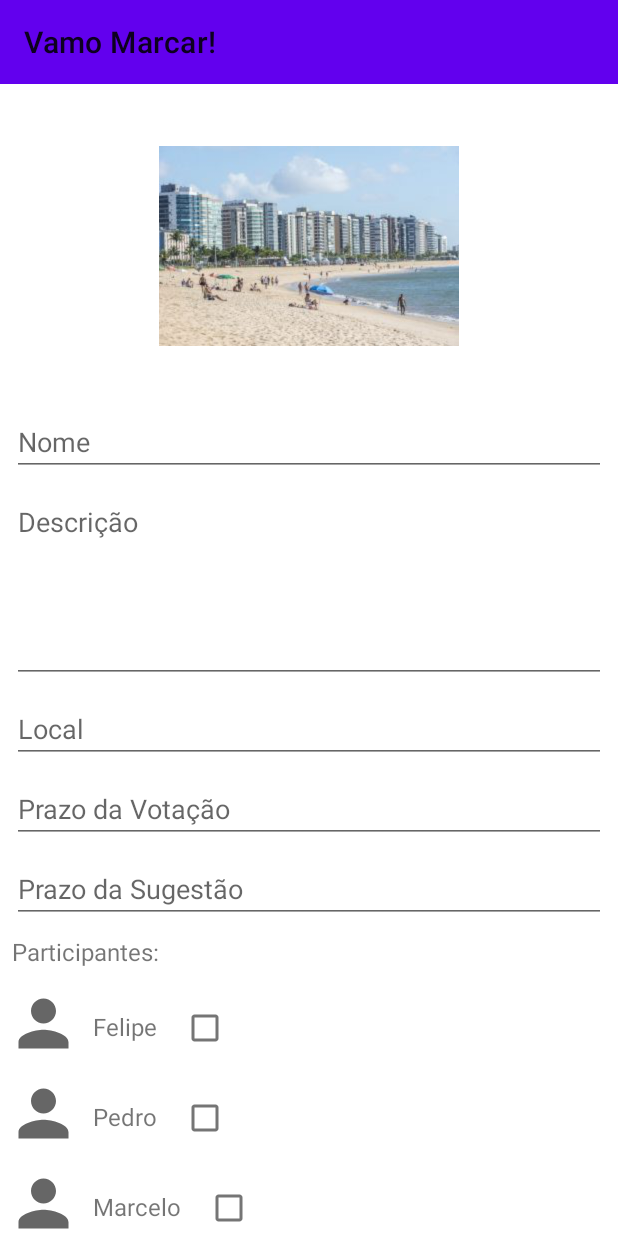
After one commit to rogerlcs/VamoMarcarMovel, an Android app: the CriarEventoActivity screen opened directly, with no data from a screen before it, on a phone screen of 412 x 824 dp. The commit adds this screen. Run offline under Robolectric (Android 15) with nearby library versions, the phone set to English and light mode, and no system bars.

Commit message:
Adicionado tela de criar evento

```diff
--- a/app/src/main/AndroidManifest.xml
+++ b/app/src/main/AndroidManifest.xml
@@ -9,7 +9,9 @@
         android:roundIcon="@mipmap/ic_launcher_round"
         android:supportsRtl="true"
         android:theme="@style/Theme.VamoMarcarTest">
-        <activity android:name=".EventoMarcado"
+        <activity android:name=".CriarEventoActivity"></activity>
+        <activity
+            android:name=".EventoMarcado"
             android:parentActivityName=".MainActivity">
             <meta-data
                 android:name="android.support.PARENT_ACTIVITY"
--- /dev/null
+++ b/app/src/main/java/com/example/vamomarcar/CriarEventoActivity.java
@@ -0,0 +1,38 @@
+package com.example.vamomarcar;
+
+import androidx.appcompat.app.AppCompatActivity;
+import androidx.appcompat.widget.Toolbar;
+import androidx.lifecycle.ViewModelProvider;
+import androidx.recyclerview.widget.LinearLayoutManager;
+import androidx.recyclerview.widget.RecyclerView;
+
+import android.content.Intent;
+import android.os.Bundle;
+import android.view.View;
+
+import com.google.android.material.floatingactionbutton.FloatingActionButton;
+
+public class CriarEventoActivity extends AppCompatActivity {
+
+    @Override
+    protected void onCreate(Bundle savedInstanceState) {
+        super.onCreate(savedInstanceState);
+        setContentView(R.layout.activity_criar_evento);
+
+        Toolbar toolbar = findViewById(R.id.tbCriarEvento);
+        setSupportActionBar(toolbar);
+
+
+        MainActivityViewModel vm = new ViewModelProvider(this).get(MainActivityViewModel.class);
+        Usuario usuario = vm.getUser();
+
+        CriarEventoAdapter criarEventoAdapter = new CriarEventoAdapter(this, usuario);
+
+        RecyclerView rvCriarEvento = findViewById(R.id.rvCriarEvento);
+        rvCriarEvento.setAdapter(criarEventoAdapter);
+        rvCriarEvento.setLayoutManager(new LinearLayoutManager(this));
+
+
+
+    }
+}
--- /dev/null
+++ b/app/src/main/java/com/example/vamomarcar/CriarEventoAdapter.java
@@ -0,0 +1,39 @@
+package com.example.vamomarcar;
+
+import android.view.LayoutInflater;
+import android.view.View;
+import android.view.ViewGroup;
+import android.widget.TextView;
+
+import androidx.annotation.NonNull;
+import androidx.recyclerview.widget.RecyclerView;
+
+public class CriarEventoAdapter  extends RecyclerView.Adapter {
+    Usuario user;
+    CriarEventoActivity criarEventoActivity;
+
+    public CriarEventoAdapter(CriarEventoActivity criarEventoActivity, Usuario user){
+        this.criarEventoActivity = criarEventoActivity;
+        this.user = user;
+    }
+
+    @NonNull
+    @Override
+    public RecyclerView.ViewHolder onCreateViewHolder(@NonNull  ViewGroup parent, int viewType) {
+        LayoutInflater layoutInflater = LayoutInflater.from(this.criarEventoActivity);
+        View view = layoutInflater.inflate(R.layout.amigos_item, parent, false);
+        return new MyViewHolder(view);
+    }
+
+    @Override
+    public void onBindViewHolder(@NonNull  RecyclerView.ViewHolder holder, int position) {
+        Usuario usuario = this.user.getAmigos().get(position);
+        TextView tvNomeAmg = holder.itemView.findViewById(R.id.tvNomeAmg);
+        tvNomeAmg.setText(usuario.getNome());
+    }
+
+    @Override
+    public int getItemCount() {
+        return user.getAmigos().size();
+    }
+}
--- a/app/src/main/java/com/example/vamomarcar/MainActivity.java
+++ b/app/src/main/java/com/example/vamomarcar/MainActivity.java
@@ -11,8 +11,10 @@ import android.os.Bundle;
 import android.view.Menu;
 import android.view.MenuInflater;
 import android.view.MenuItem;
+import android.view.View;
 
 import com.google.android.material.bottomnavigation.BottomNavigationView;
+import com.google.android.material.floatingactionbutton.FloatingActionButton;
 
 public class MainActivity extends AppCompatActivity {
 
@@ -24,6 +26,15 @@ public class MainActivity extends AppCompatActivity {
 
         Toolbar toolbar = findViewById(R.id.tbHome);
         setSupportActionBar(toolbar);
+
+        FloatingActionButton fabAddNewEvent = findViewById(R.id.fabAddNewEvent);
+        fabAddNewEvent.setOnClickListener(new View.OnClickListener() {
+            @Override
+            public void onClick(View v) {
+                Intent i = new Intent(MainActivity.this, CriarEventoActivity.class);
+                startActivity(i);
+            }
+        });
 
         AllEventsFragment allEventsFragment = AllEventsFragment.newInstance();
         MyEventsFragment myEventsFragment = MyEventsFragment.newInstance();
--- a/app/src/main/java/com/example/vamomarcar/MainActivityViewModel.java
+++ b/app/src/main/java/com/example/vamomarcar/MainActivityViewModel.java
@@ -48,12 +48,17 @@ public class MainActivityViewModel extends ViewModel {
         usuarios.add(usuario3);
         usuarios.add(user);
 
+        user.addAmigo(usuario1);
+        user.addAmigo(usuario2);
+        user.addAmigo(usuario3);
+
+
 
         Calendar calendar1 = Calendar.getInstance();
-        calendar1.set(2021,8,05,14,00);
+        calendar1.set(2021,8,07,14,00);
 
         Calendar prazo1 = calendar1;
-        calendar1.set(2021,8,05,14,30);
+        calendar1.set(2021,8,07,14,30);
         Calendar prazo2 = calendar1;
 
 
--- a/app/src/main/java/com/example/vamomarcar/Usuario.java
+++ b/app/src/main/java/com/example/vamomarcar/Usuario.java
@@ -11,6 +11,7 @@ public class Usuario {
     private String cidade;
     private String estado;
     private List<Event> myEvents;
+    private List<Usuario> amigos = new ArrayList<>();
 
 
 
@@ -25,6 +26,14 @@ public class Usuario {
 
     public void addEvent(Event e){
         this.myEvents.add(e);
+    }
+
+    public void addAmigo(Usuario u){
+        this.amigos.add(u);
+    }
+
+    public List<Usuario> getAmigos(){
+        return this.amigos;
     }
 
     public List<Event> getMyEvents() {
--- /dev/null
+++ b/app/src/main/res/drawable/ic_baseline_add_24.xml
@@ -0,0 +1,5 @@
+<vector android:height="24dp" android:tint="#FFFFFF"
+    android:viewportHeight="24" android:viewportWidth="24"
+    android:width="24dp" xmlns:android="http://schemas.android.com/apk/res/android">
+    <path android:fillColor="@android:color/white" android:pathData="M19,13h-6v6h-2v-6H5v-2h6V5h2v6h6v2z"/>
+</vector>
--- /dev/null
+++ b/app/src/main/res/layout/activity_criar_evento.xml
@@ -0,0 +1,167 @@
+<?xml version="1.0" encoding="utf-8"?>
+<androidx.constraintlayout.widget.ConstraintLayout xmlns:android="http://schemas.android.com/apk/res/android"
+    xmlns:app="http://schemas.android.com/apk/res-auto"
+    xmlns:tools="http://schemas.android.com/tools"
+    android:layout_width="match_parent"
+    android:layout_height="match_parent"
+    tools:context=".CriarEventoActivity">
+
+    <androidx.appcompat.widget.Toolbar
+        android:id="@+id/tbCriarEvento"
+        android:layout_width="0dp"
+        android:layout_height="wrap_content"
+        android:background="?attr/colorPrimary"
+        android:minHeight="?attr/actionBarSize"
+        android:theme="?attr/actionBarTheme"
+        app:layout_constraintEnd_toEndOf="parent"
+        app:layout_constraintStart_toStartOf="parent"
+        app:layout_constraintTop_toTopOf="parent" />
+
+    <androidx.core.widget.NestedScrollView
+        android:layout_width="0dp"
+        android:layout_height="0dp"
+        android:fillViewport="true"
+        app:layout_constraintBottom_toBottomOf="parent"
+        app:layout_constraintEnd_toEndOf="parent"
+        app:layout_constraintStart_toStartOf="parent"
+        app:layout_constraintTop_toBottomOf="@+id/tbCriarEvento">
+
+        <androidx.constraintlayout.widget.ConstraintLayout
+            android:layout_width="match_parent"
+            android:layout_height="wrap_content"
+            android:descendantFocusability="blocksDescendants">
+
+            <Button
+                android:id="@+id/button4"
+                android:layout_width="wrap_content"
+                android:layout_height="wrap_content"
+                android:layout_marginEnd="8dp"
+                android:layout_marginRight="8dp"
+                android:layout_marginBottom="8dp"
+                android:text="Criar Evento"
+                app:layout_constraintBottom_toBottomOf="parent"
+                app:layout_constraintEnd_toEndOf="parent" />
+
+            <androidx.recyclerview.widget.RecyclerView
+                android:id="@+id/rvCriarEvento"
+                android:layout_width="0dp"
+                android:layout_height="wrap_content"
+                android:layout_marginBottom="8dp"
+                app:layout_constraintBottom_toTopOf="@+id/button4"
+                app:layout_constraintEnd_toEndOf="parent"
+                app:layout_constraintStart_toStartOf="parent" />
+
+            <TextView
+                android:id="@+id/textView"
+                android:layout_width="wrap_content"
+                android:layout_height="wrap_content"
+                android:layout_marginStart="8dp"
+                android:layout_marginLeft="8dp"
+                android:layout_marginBottom="8dp"
+                android:text="Participantes:"
+                android:textSize="16sp"
+                app:layout_constraintBottom_toTopOf="@+id/rvCriarEvento"
+                app:layout_constraintStart_toStartOf="parent" />
+
+            <EditText
+                android:id="@+id/editTextDate2"
+                android:layout_width="0dp"
+                android:layout_height="wrap_content"
+                android:layout_marginStart="8dp"
+                android:layout_marginLeft="8dp"
+                android:layout_marginEnd="8dp"
+                android:layout_marginRight="8dp"
+                android:layout_marginBottom="8dp"
+                android:ems="10"
+                android:hint="Prazo da Sugestão"
+                android:inputType="date"
+                app:layout_constraintBottom_toTopOf="@+id/textView"
+                app:layout_constraintEnd_toEndOf="parent"
+                app:layout_constraintStart_toStartOf="parent" />
+
+            <EditText
+                android:id="@+id/editTextDate3"
+                android:layout_width="0dp"
+                android:layout_height="wrap_content"
+                android:layout_marginStart="8dp"
+                android:layout_marginLeft="8dp"
+                android:layout_marginEnd="8dp"
+                android:layout_marginRight="8dp"
+                android:layout_marginBottom="8dp"
+                android:ems="10"
+                android:hint="Prazo da Votação"
+                android:inputType="date"
+                app:layout_constraintBottom_toTopOf="@+id/editTextDate2"
+                app:layout_constraintEnd_toEndOf="parent"
+                app:layout_constraintStart_toStartOf="parent" />
+
+            <EditText
+                android:id="@+id/editTextTextPersonName2"
+                android:layout_width="0dp"
+                android:layout_height="wrap_content"
+                android:layout_marginStart="8dp"
+                android:layout_marginLeft="8dp"
+                android:layout_marginEnd="8dp"
+                android:layout_marginRight="8dp"
+                android:layout_marginBottom="8dp"
+                android:ems="10"
+                android:hint="Local"
+                android:inputType="textPersonName"
+                app:layout_constraintBottom_toTopOf="@+id/editTextDate3"
+                app:layout_constraintEnd_toEndOf="parent"
+                app:layout_constraintStart_toStartOf="parent" />
+
+            <ImageView
+                android:id="@+id/imageView3"
+                android:layout_width="200dp"
+                android:layout_height="200dp"
+                android:layout_marginStart="8dp"
+                android:layout_marginLeft="8dp"
+                android:layout_marginTop="8dp"
+                android:layout_marginEnd="8dp"
+                android:layout_marginRight="8dp"
+                app:layout_constraintEnd_toEndOf="parent"
+                app:layout_constraintStart_toStartOf="parent"
+                app:layout_constraintTop_toTopOf="parent"
+                app:srcCompat="@drawable/praia"
+                tools:srcCompat="@tools:sample/avatars" />
+
+            <EditText
+                android:id="@+id/editTextTextPersonName5"
+                android:layout_width="0dp"
+                android:layout_height="wrap_content"
+                android:layout_marginStart="8dp"
+                android:layout_marginLeft="8dp"
+                android:layout_marginTop="8dp"
+                android:layout_marginEnd="8dp"
+                android:layout_marginRight="8dp"
+                android:ems="10"
+                android:hint="Nome"
+                android:inputType="textPersonName"
+                app:layout_constraintEnd_toEndOf="parent"
+                app:layout_constraintStart_toStartOf="parent"
+                app:layout_constraintTop_toBottomOf="@+id/imageView3" />
+
+            <EditText
+                android:id="@+id/editTextTextMultiLine3"
+                android:layout_width="0dp"
+                android:layout_height="130dp"
+                android:layout_marginStart="8dp"
+                android:layout_marginLeft="8dp"
+                android:layout_marginTop="8dp"
+                android:layout_marginEnd="8dp"
+                android:layout_marginRight="8dp"
+                android:layout_marginBottom="8dp"
+                android:ems="10"
+                android:gravity="start|top"
+                android:hint="Descrição"
+                android:inputType="textMultiLine"
+                app:layout_constraintBottom_toTopOf="@+id/editTextTextPersonName2"
+                app:layout_constraintEnd_toEndOf="parent"
+                app:layout_constraintStart_toStartOf="parent"
+                app:layout_constraintTop_toBottomOf="@+id/editTextTextPersonName5" />
+
+        </androidx.constraintlayout.widget.ConstraintLayout>
+    </androidx.core.widget.NestedScrollView>
+
+</androidx.constraintlayout.widget.ConstraintLayout>
--- a/app/src/main/res/layout/activity_main.xml
+++ b/app/src/main/res/layout/activity_main.xml
@@ -5,6 +5,20 @@
     android:layout_width="match_parent"
     android:layout_height="match_parent"
     tools:context=".MainActivity">
+
+    <com.google.android.material.floatingactionbutton.FloatingActionButton
+        android:id="@+id/fabAddNewEvent"
+        android:layout_width="wrap_content"
+        android:layout_height="wrap_content"
+        android:layout_marginEnd="8dp"
+        android:layout_marginRight="8dp"
+        android:layout_marginBottom="8dp"
+        android:clickable="true"
+        android:tint="@color/white"
+        app:backgroundTint="@color/purple_500"
+        app:layout_constraintBottom_toTopOf="@+id/btNav"
+        app:layout_constraintEnd_toEndOf="parent"
+        app:srcCompat="@drawable/ic_baseline_add_24" />
 
     <androidx.appcompat.widget.Toolbar
         android:id="@+id/tbHome"
@@ -41,4 +55,5 @@
         app:layout_constraintTop_toBottomOf="@+id/tbHome">
 
     </FrameLayout>
+
 </androidx.constraintlayout.widget.ConstraintLayout>
--- /dev/null
+++ b/app/src/main/res/layout/amigos_item.xml
@@ -0,0 +1,38 @@
+<?xml version="1.0" encoding="utf-8"?>
+<androidx.constraintlayout.widget.ConstraintLayout xmlns:android="http://schemas.android.com/apk/res/android"
+    xmlns:app="http://schemas.android.com/apk/res-auto"
+    xmlns:tools="http://schemas.android.com/tools"
+    android:layout_width="wrap_content"
+    android:layout_height="wrap_content"
+    android:layout_margin="4dp">
+
+    <TextView
+        android:id="@+id/tvNomeAmg"
+        android:layout_width="wrap_content"
+        android:layout_height="wrap_content"
+        android:layout_marginStart="8dp"
+        android:layout_marginLeft="8dp"
+        android:layout_marginTop="16dp"
+        android:text="TextView"
+        android:textSize="16sp"
+        app:layout_constraintStart_toEndOf="@+id/imageView2"
+        app:layout_constraintTop_toTopOf="parent" />
+
+    <ImageView
+        android:id="@+id/imageView2"
+        android:layout_width="@dimen/p_width"
+        android:layout_height="@dimen/p_height"
+        app:layout_constraintStart_toStartOf="parent"
+        app:layout_constraintTop_toTopOf="parent"
+        app:srcCompat="@drawable/ic_baseline_person_24" />
+
+    <CheckBox
+        android:id="@+id/checkBox"
+        android:layout_width="wrap_content"
+        android:layout_height="wrap_content"
+        android:layout_marginStart="8dp"
+        android:layout_marginLeft="8dp"
+        android:layout_marginTop="4dp"
+        app:layout_constraintStart_toEndOf="@+id/tvNomeAmg"
+        app:layout_constraintTop_toTopOf="parent" />
+</androidx.constraintlayout.widget.ConstraintLayout>
```
